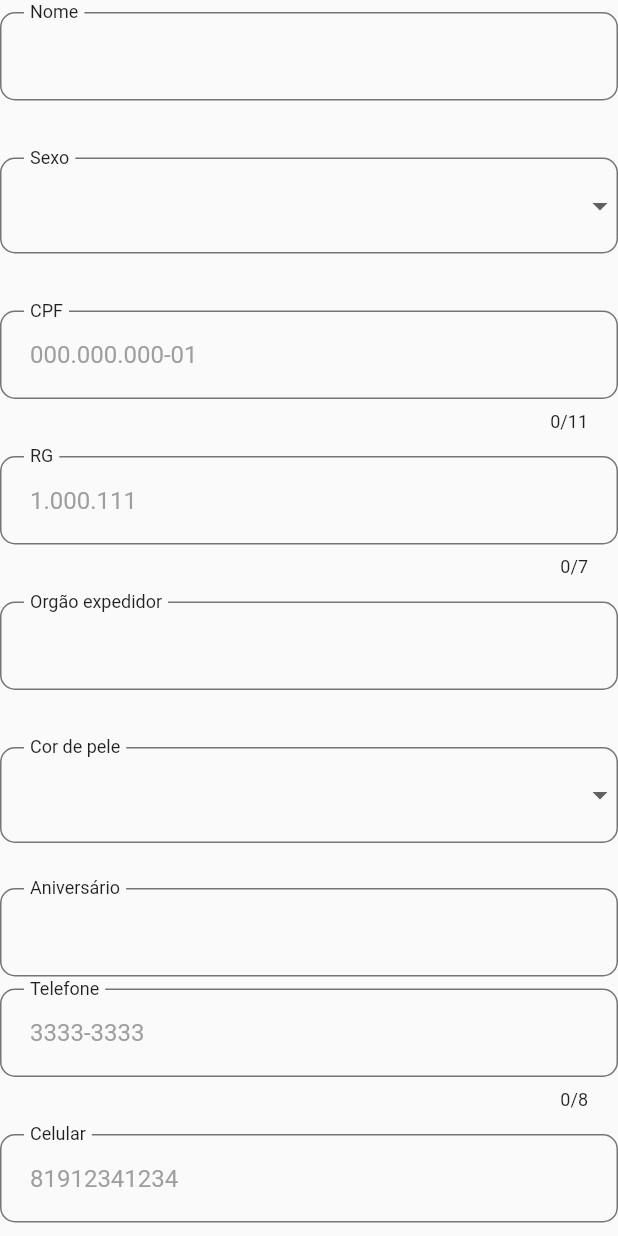
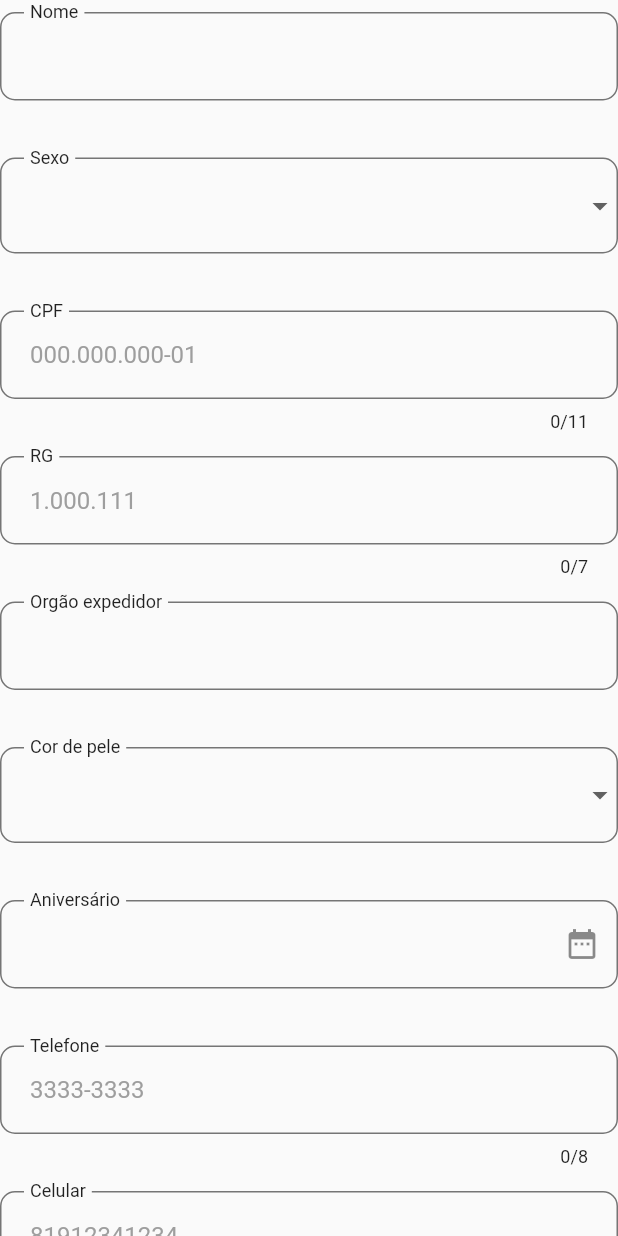
Before and after one commit to ceduardolima/proodonto, a Flutter app: the RegisterPatientForm widget shown alone on an empty page, opened directly with empty values, on a phone screen of 412 x 824 dp. Run offline on Flutter 3.47's test engine with Material 2 defaults, Android fonts, the phone set to English and light mode, and no system bars; drawn by our look-alikes of flutter_form_builder; our stand-ins replace floor, flutter_expandable_fab, form_builder_validators, sqflite; accounts and stored records are empty; generated files the repository leaves out were written again.

Commit message:
Criando date time form field

```diff
--- a/proodonto/lib/app/pages/patient/register_patient_informations.dart
+++ b/proodonto/lib/app/pages/patient/register_patient_informations.dart
@@ -4,6 +4,7 @@ import 'package:proodonto/app/interfaces/form_abstraction.dart';
 import 'package:proodonto/app/shared/default_form_field.dart';
 import 'package:proodonto/app/shared/dropdown_button.dart';
 import 'package:proodonto/app/shared/enum_types.dart';
+import 'package:proodonto/app/shared/form_field_date_time.dart';
 
 import '../../database/entity/patient.dart';
 
@@ -62,13 +63,10 @@ class RegisterPatientForm extends RegisterForm {
                 : null,
             label: 'Cor de pele',
           ),
-          FormBuilderDateTimePicker(
+          FormFieldDateTime(
             name: "birthday",
-            decoration: const InputDecoration(labelText: "Aniversário"),
-            inputType: InputType.date,
-            initialDate: patient.birthday == null
-                ? null
-                : DateTime.tryParse(patient.birthday!),
+            label: "Aniversário",
+            initialDate: patient.birthday
           ),
           DefaultFormField(
             name: "fixNumber",
--- /dev/null
+++ b/proodonto/lib/app/shared/form_field_date_time.dart
@@ -0,0 +1,29 @@
+import 'package:flutter/material.dart';
+import 'package:flutter_form_builder/flutter_form_builder.dart';
+import 'package:proodonto/app/shared/default_size.dart';
+
+class FormFieldDateTime extends StatelessWidget {
+  FormFieldDateTime(
+      {super.key, required this.name, required this.label, this.initialDate});
+
+  String? initialDate;
+  final String label;
+  String name;
+
+  @override
+  Widget build(BuildContext context) {
+    return Padding(
+      padding: const EdgeInsets.symmetric(vertical: PaddingSize.small),
+      child: FormBuilderDateTimePicker(
+        name: name,
+        decoration: InputDecoration(
+            labelText:  label,
+            helperText: "",
+            suffixIcon: const Icon(Icons.date_range)),
+        inputType: InputType.date,
+        initialDate:
+            initialDate == null ? null : DateTime.tryParse(initialDate!),
+      ),
+    );
+  }
+}
```
